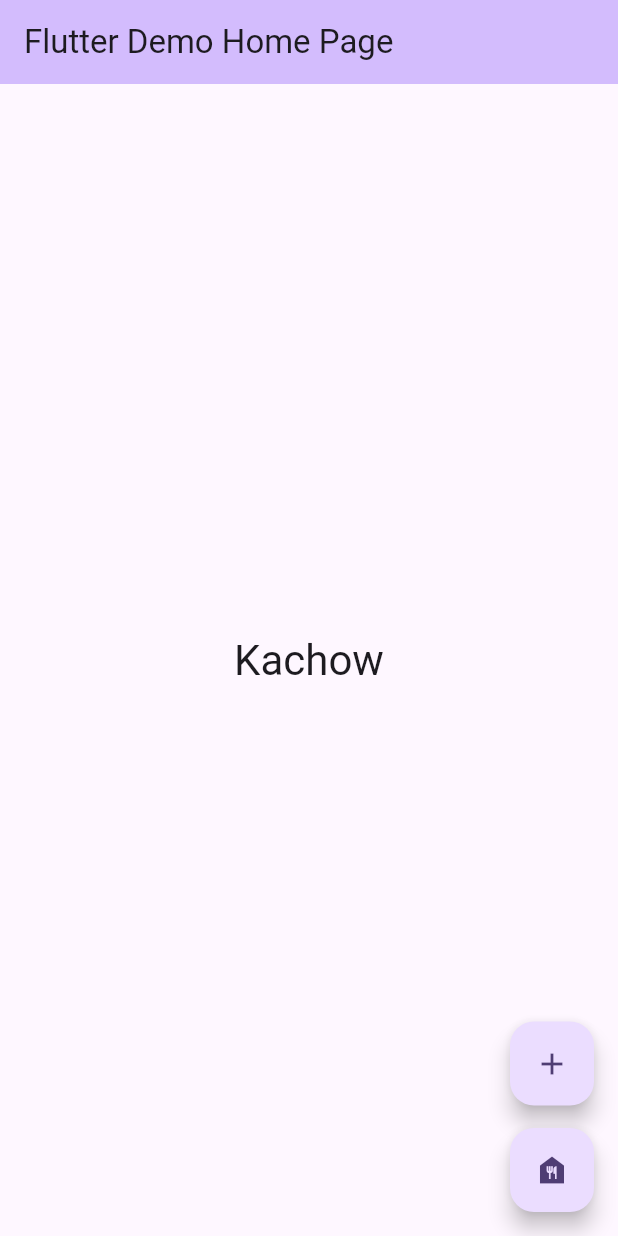
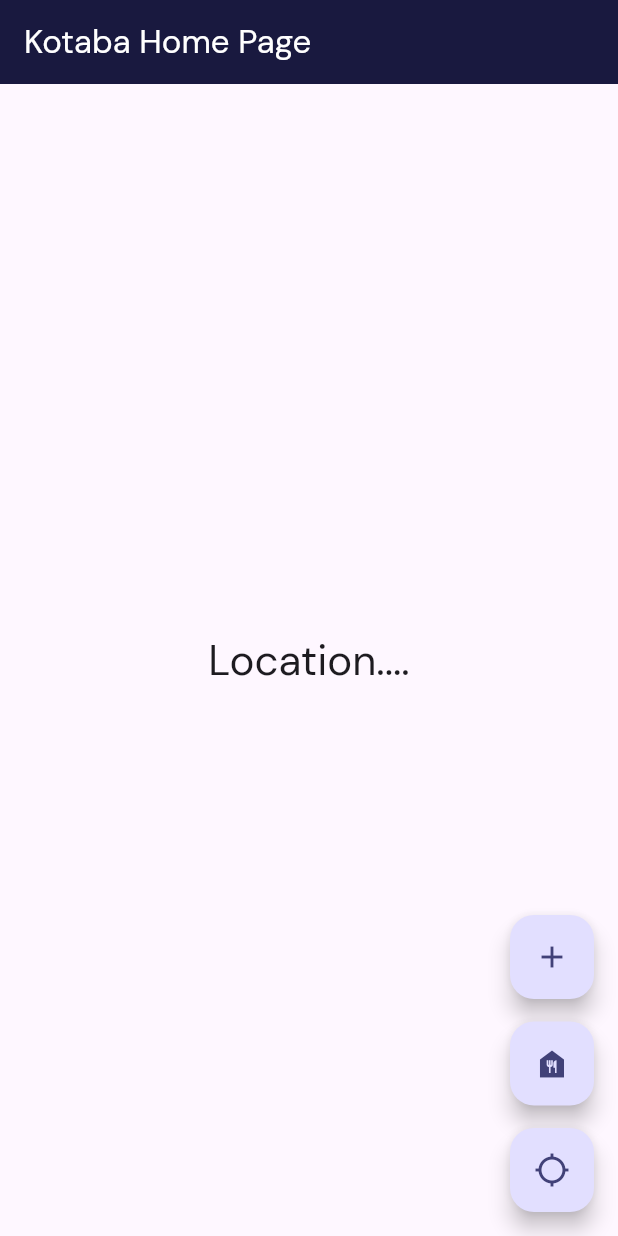
Before and after one commit to Reasondro/ImHEAR, a Flutter app: the screen it shows after launch, after a tap on the "food bank" icon, on a phone screen of 412 x 824 dp. Run offline on Flutter 3.47's test engine with Material 3 defaults, Android fonts, the phone set to English and light mode, and no system bars; our stand-ins replace flutter_dotenv, geolocator, google_fonts, supabase_flutter; accounts and stored records are empty; network calls fail.

Commit message:
added location services & track distance betweeen current location

```diff
--- a/lib/main.dart
+++ b/lib/main.dart
@@ -1,9 +1,13 @@
 import 'package:flutter/material.dart';
 import 'package:flutter_dotenv/flutter_dotenv.dart';
+import 'package:geolocator/geolocator.dart';
+import 'package:komunika/style.dart';
 import 'package:supabase_flutter/supabase_flutter.dart';
+// import 'package:flutter_native_splash/flutter_native_splash.dart';
 
 void main() async {
   WidgetsBinding widgetsBinding = WidgetsFlutterBinding.ensureInitialized();
+  // FlutterNativeSplash.preserve(widgetsBinding: widgetsBinding);
   await dotenv.load(fileName: ".env");
   await Supabase.initialize(
     url: dotenv.env["SUPABASE_PROJECT_URL"]!,
@@ -19,11 +23,10 @@ class MyApp extends StatelessWidget {
   @override
   Widget build(BuildContext context) {
     return MaterialApp(
-      title: 'Flutter Demo',
-      theme: ThemeData(
-        colorScheme: ColorScheme.fromSeed(seedColor: Colors.deepPurple),
-      ),
-      home: const MyHomePage(title: 'Flutter Demo Home Page'),
+      title: 'Kotaba',
+      debugShowCheckedModeBanner: false,
+      theme: kotabaTheme,
+      home: const MyHomePage(title: 'Kotaba Home Page'),
     );
   }
 }
@@ -62,30 +65,67 @@ class _MyHomePageState extends State<MyHomePage> {
   }
 
   void _nearbyRestaurants() async {
+    Position currPos = await _determinePosition();
+    double lat = currPos.latitude;
+    double long = currPos.longitude;
     final data = await supabase.rpc(
       'nearby_restaurants',
       // params: {'lat': 40.807313, 'long': -73.946713},
       // params: {'lat': 40.807474, 'long': -73.94581},
       params: {
-        'lat': -6.893333731202743,
-        'long': 107.61165728201057,
+        // 'lat': -6.893333731202743,
+        // 'long': 107.61165728201057,
+        "lat": lat,
+        "long": long,
       }, //Deket itb ceritanya
     );
     print(data);
+  }
+
+  Future<Position> _determinePosition() async {
+    bool serviceEnabled;
+    LocationPermission permission;
+
+    serviceEnabled = await Geolocator.isLocationServiceEnabled();
+
+    if (!serviceEnabled) {
+      return Future.error("Locatoin services are disabled ");
+    }
+    permission = await Geolocator.checkPermission();
+
+    if (permission == LocationPermission.denied) {
+      permission = await Geolocator.requestPermission();
+
+      if (permission == LocationPermission.denied) {
+        return Future.error("Location permissions are denied");
+      }
+    }
+
+    if (permission == LocationPermission.deniedForever) {
+      return Future.error(
+        "Location permissions are permanently denied, we cannot request permissions.",
+      );
+    }
+    Position currPos = await Geolocator.getCurrentPosition();
+    // print(currPos);
+    return currPos;
   }
 
   @override
   Widget build(BuildContext context) {
     return Scaffold(
       appBar: AppBar(
-        backgroundColor: Theme.of(context).colorScheme.inversePrimary,
+        // backgroundColor: Theme.of(context).colorScheme.inversePrimary,
         title: Text(widget.title),
       ),
       body: Center(
         child: Column(
           mainAxisAlignment: MainAxisAlignment.center,
           children: <Widget>[
-            Text("Kachow", style: Theme.of(context).textTheme.headlineMedium),
+            Text(
+              "Location....",
+              style: Theme.of(context).textTheme.headlineMedium,
+            ),
           ],
         ),
       ),
@@ -102,6 +142,10 @@ class _MyHomePageState extends State<MyHomePage> {
             onPressed: _nearbyRestaurants,
             child: const Icon(Icons.food_bank),
           ),
+          FloatingActionButton(
+            onPressed: _determinePosition,
+            child: const Icon(Icons.location_searching),
+          ),
         ],
       ),
     );
--- /dev/null
+++ b/lib/style.dart
@@ -0,0 +1,16 @@
+import 'package:flutter/material.dart';
+import 'package:google_fonts/google_fonts.dart';
+
+final ColorScheme kotabaColorTheme = ColorScheme.fromSeed(
+  seedColor: const Color.fromARGB(255, 25, 25, 63),
+  brightness: Brightness.light,
+);
+
+final ThemeData kotabaTheme = ThemeData().copyWith(
+  colorScheme: kotabaColorTheme,
+  textTheme: GoogleFonts.dmSansTextTheme(),
+  appBarTheme: AppBarTheme(
+    backgroundColor: const Color.fromARGB(255, 25, 25, 63),
+    foregroundColor: Colors.white,
+  ),
+);
```
Also changed, not shown: 5 other files.
